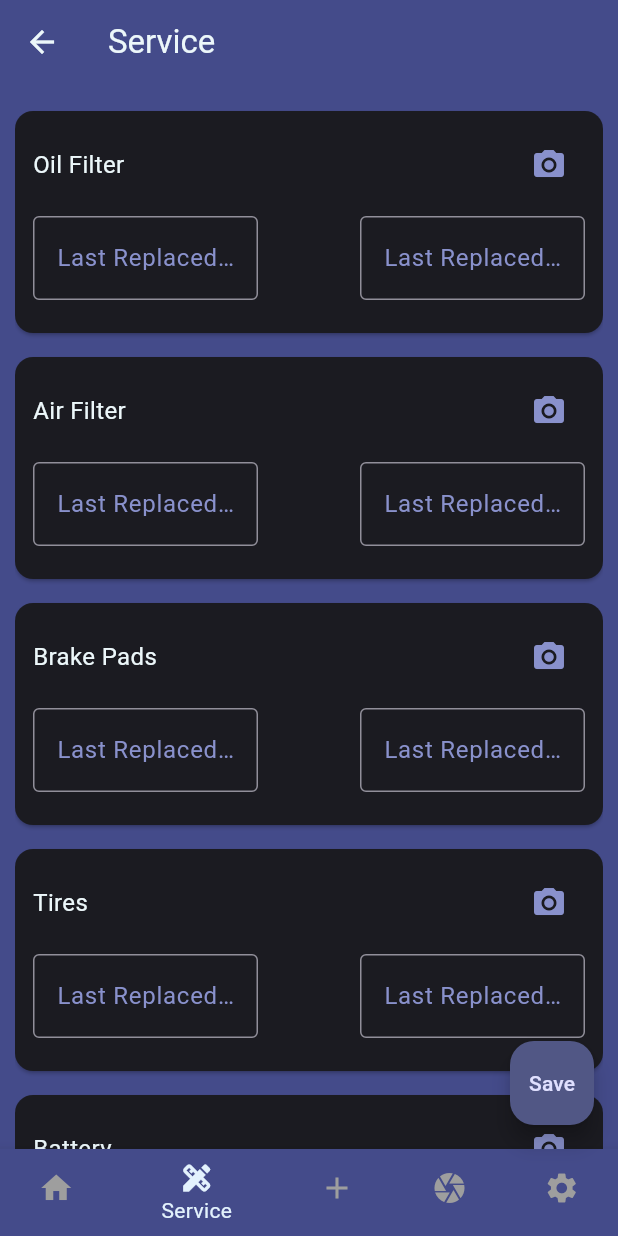
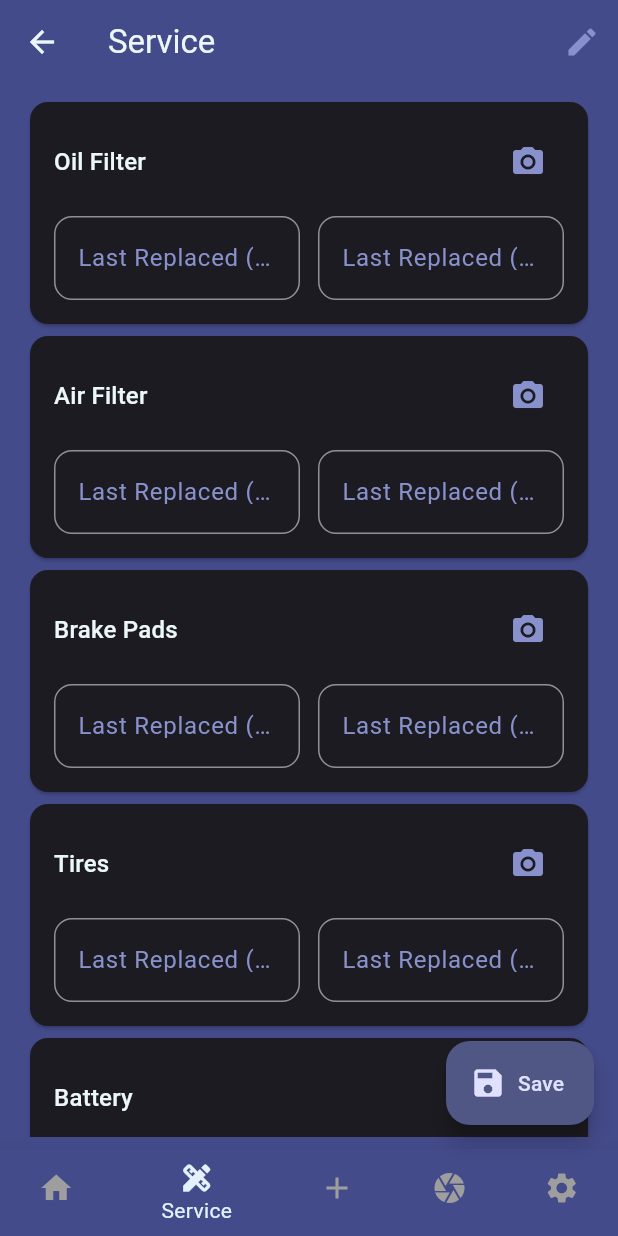
Before and after one commit to codemanbh/Garagecom, a Flutter app: the HomePage screen opened by its route, item 2 of the bottom bar chosen, after a tap on "Save", on a phone screen of 412 x 824 dp. Run offline on Flutter 3.47's test engine with Material 3 defaults, Android fonts, the phone set to English and light mode, and no system bars; our stand-ins replace cookie_jar, dio, dio_cookie_manager, flutter_dotenv, image_picker; network calls fail.

Commit message:
+ addServicePage

```diff
--- a/lib/components/PostCard.dart
+++ b/lib/components/PostCard.dart
@@ -26,7 +26,8 @@ class _PostCardState extends State<PostCard> {
     post = widget.post;
   }
 
-  void navigateToCommentPage(BuildContext context, String title, String? imageUrl) {
+  void navigateToCommentPage(
+      BuildContext context, String title, String? imageUrl) {
     Navigator.push(
       context,
       MaterialPageRoute(
@@ -47,13 +48,13 @@ class _PostCardState extends State<PostCard> {
       margin: const EdgeInsets.all(8.0),
       child: Column(
         children: [
-          if (post.imageUrl != null) // Display image if URL is provided
-            Image.network(
-              post.imageUrl!,
-              width: double.infinity,
-              height: 150,
-              fit: BoxFit.cover,
-            ),
+          // if (post.imageUrl != null) // Display image if URL is provided
+          //   Image.network(
+          //     post.imageUrl!,
+          //     width: double.infinity,
+          //     height: 150,
+          //     fit: BoxFit.cover,
+          //   ),
           ListTile(
             title: Text(post.title),
             trailing: Row(
@@ -70,7 +71,8 @@ class _PostCardState extends State<PostCard> {
                 ),
               ],
             ),
-            onTap: () => navigateToCommentPage(context, post.title, post.imageUrl),
+            onTap: () =>
+                navigateToCommentPage(context, post.title, post.imageUrl),
           ),
         ],
       ),
--- /dev/null
+++ b/lib/managers/PostsManager.dart
@@ -0,0 +1,39 @@
+import 'package:dio/dio.dart';
+import '../models/Post.dart';
+
+class PostsManager {
+  static List<Post> posts = [];
+  Dio _dio = Dio();
+
+  PostsManager() {
+    fetchPosts();
+  }
+
+  Future<bool> fetchPostDetails(int post_id) async {
+    final response =
+        await _dio.get('http://192.168.243.1:3000/api/posts/${post_id}');
+    if (response.statusCode == 200) {
+      // Post post = Post();
+    }
+
+    return true;
+  }
+
+  Future<bool> fetchPosts() async {
+    final response = await _dio.get('http://192.168.243.1:3000/posts');
+    print('asdasd');
+    if (response.statusCode == 200) {
+      List<dynamic> posts = response.data['posts'];
+      List<Post> x = posts
+          .map((x) => Post(
+              title: x['title'],
+              numOfVotes: 0,
+              imageUrl: 'https://example.com/image2.jpg'))
+          .toList();
+
+      posts = x;
+    }
+
+    return true;
+  }
+}
--- a/lib/pages/HomePage.dart
+++ b/lib/pages/HomePage.dart
@@ -2,6 +2,8 @@ import 'package:flutter/material.dart';
 import '../components/CustomNavBar.dart';
 import '../components/PostCard.dart';
 import '../models/Post.dart';
+import '../managers/PostsManager.dart';
+import '../managers/PostsManager.dart';
 
 class HomePage extends StatefulWidget {
   const HomePage({super.key});
@@ -11,7 +13,13 @@ class HomePage extends StatefulWidget {
 }
 
 class _HomePageState extends State<HomePage> {
-  List<Post> posts = Post.posts;
+  @override
+  void initState() {
+    super.initState();
+    PostsManager pm = PostsManager();
+  }
+
+  List<Post> posts = PostsManager.posts;
 
   void upvote(int index) {
     setState(() {
--- a/lib/pages/ServicePage.dart
+++ b/lib/pages/ServicePage.dart
@@ -1,49 +1,74 @@
 import 'package:flutter/material.dart';
-import 'package:garagecom/models/CarPart.dart';
+import 'package:image_picker/image_picker.dart';
 import '../components/CustomNavBar.dart';
+import '../models/CarPart.dart';
 import '../models/ServiceParts.dart';
-import 'package:image_picker/image_picker.dart';
 
 class ServicePage extends StatelessWidget {
-  const ServicePage({super.key});
+  const ServicePage({Key? key}) : super(key: key);
 
   @override
   Widget build(BuildContext context) {
-    ServiceParts serviceParts = ServiceParts();
-    List<CarPart> carParts = serviceParts.parts;
+    final ServiceParts serviceParts = ServiceParts();
+    final List<CarPart> carParts = serviceParts.parts;
+
+    void goToAddPartPage() {
+      Navigator.of(context).pushNamed('/AddPartPage');
+    }
 
     return Scaffold(
-      appBar: AppBar(title: const Text('Service')),
+      // Use Material 3 if desired
+      appBar: AppBar(
+        title: const Text('Service'),
+        // Round app bar
+        // shape: const RoundedRectangleBorder(
+        //   borderRadius: BorderRadius.vertical(
+        //     bottom: Radius.circular(30),
+        //   ),
+        // ),
+        actions: [
+          IconButton(
+            icon: const Icon(Icons.edit),
+            onPressed: goToAddPartPage,
+          ),
+        ],
+      ),
       body: Padding(
-        padding: EdgeInsets.fromLTRB(10, 0, 10, 0),
-        child: Column(
-          crossAxisAlignment: CrossAxisAlignment.start,
-          children: [
-            const SizedBox(height: 10),
-            Expanded(
+        padding: const EdgeInsets.symmetric(horizontal: 16.0, vertical: 8.0),
         child: ListView.builder(
           itemCount: carParts.length,
           itemBuilder: (context, index) {
             final part = carParts[index];
             return Card(
-                    margin: const EdgeInsets.symmetric(vertical: 8.0),
+              // ElevatedCard is a Material 3 widget. If you’re not on Material 3,
+              // you can use a normal Card with elevation & shape set.
+              // style: CardTheme.of(context).style?.copyWith(
+              //       shape: MaterialStateProperty.all(
+              //         RoundedRectangleBorder(
+              //           borderRadius: BorderRadius.circular(16.0),
+              //         ),
+              //       ),
+              //     ),
               child: Padding(
-                      padding: const EdgeInsets.all(12.0),
+                padding: const EdgeInsets.all(16.0),
                 child: Column(
                   crossAxisAlignment: CrossAxisAlignment.start,
                   children: [
+                    // Top row: Part name + camera icon
                     Row(
                       mainAxisAlignment: MainAxisAlignment.spaceBetween,
                       children: [
                         Text(
                           part.partName ?? '',
-                                style: const TextStyle(fontSize: 16),
+                          style: Theme.of(context).textTheme.titleMedium,
                         ),
                         IconButton(
                           icon: const Icon(Icons.camera_alt),
                           onPressed: () async {
                             final picker = ImagePicker();
-                                  final pickedFile = await picker.pickImage(source: ImageSource.gallery);
+                            final pickedFile = await picker.pickImage(
+                              source: ImageSource.gallery,
+                            );
                             if (pickedFile != null) {
                               part.imagePath = pickedFile.path;
                             }
@@ -51,49 +76,44 @@ class ServicePage extends StatelessWidget {
                         ),
                       ],
                     ),
-                          const SizedBox(height: 10),
+                    const SizedBox(height: 12.0),
+                    // Middle row: Last replaced by km and months
                     Row(
-                            mainAxisAlignment: MainAxisAlignment.spaceBetween,
                       children: [
-                              SizedBox(
-                                width: 150,
-                                child: TextField(
-                                  decoration: const InputDecoration(
+                        Expanded(
+                          child: TextFormField(
+                            decoration: InputDecoration(
                               labelText: 'Last Replaced (km)',
-                                    border: OutlineInputBorder(),
+                              border: OutlineInputBorder(
+                                borderRadius: BorderRadius.circular(12.0),
+                              ),
                             ),
                             keyboardType: TextInputType.number,
                             onChanged: (value) {
-                                    // Save the entered value to `lastReplaced`
                               if (value.isNotEmpty) {
                                 part.lastReplaced = int.tryParse(value) ?? 0;
                               }
                             },
                           ),
                         ),
-                              SizedBox(
-                                width: 150,
-                                child: TextField(
-                                  decoration: const InputDecoration(
+                        const SizedBox(width: 12.0),
+                        Expanded(
+                          child: TextFormField(
+                            decoration: InputDecoration(
                               labelText: 'Last Replaced (months)',
-                                    border: OutlineInputBorder(),
+                              border: OutlineInputBorder(
+                                borderRadius: BorderRadius.circular(12.0),
+                              ),
                             ),
                             keyboardType: TextInputType.number,
                             onChanged: (value) {
-                                    // Save the entered value to `lastReplacedTime`
                               if (value.isNotEmpty) {
-                                      part.lastReplacedTime = int.tryParse(value) ?? 0;
+                                part.lastReplacedTime =
+                                    int.tryParse(value) ?? 0;
                               }
                             },
                           ),
                         ),
-                            ],
-                          ),
-                          const SizedBox(height: 10),
-                          Row(
-                            mainAxisAlignment: MainAxisAlignment.spaceBetween,
-                            children: [
-
                       ],
                     ),
                   ],
@@ -103,17 +123,15 @@ class ServicePage extends StatelessWidget {
           },
         ),
       ),
-          ],
-        ),
-      ),
-      floatingActionButton: FloatingActionButton(
+      floatingActionButton: FloatingActionButton.extended(
         onPressed: () {
           // Save or submit the car parts replacement data
-          serviceParts.savePartsList(); // Debug: Replace with saving logic
+          serviceParts.savePartsList(); // Replace with your own saving logic
         },
-        child: const Text('Save'),
+        label: const Text('Save'),
+        icon: const Icon(Icons.save),
       ),
-      bottomNavigationBar: CustomNavBar(),
+      bottomNavigationBar: const CustomNavBar(),
     );
   }
 }
```
Also changed, not shown: lib/main.dart (+18 -15 lines), lib/managers/CommentsManager.dart (added, +28 -0 lines), lib/models/Post.dart (+1 -15 lines), lib/pages/AddPartPage.dart (added, +113 -0 lines). Lines whose indentation alone changed are shown as unchanged.
